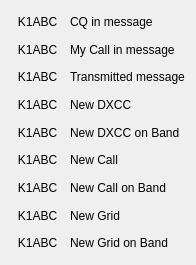
Old version of the form colorhighlighting.ui in the repository saitohirga/WSJT-X.
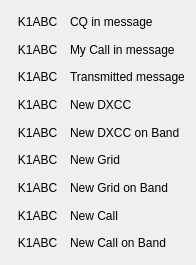
New version of the form.

```diff
--- a/colorhighlighting.ui
+++ b/colorhighlighting.ui
@@ -102,6 +102,26 @@
       </widget>
      </item>
      <item row="5" column="0">
+      <widget class="QLabel" name="label_15">
+       <property name="text">
+        <string>K1ABC</string>
+       </property>
+       <property name="alignment">
+        <set>Qt::AlignCenter</set>
+       </property>
+      </widget>
+     </item>
+     <item row="6" column="0">
+      <widget class="QLabel" name="label_17">
+       <property name="text">
+        <string>K1ABC</string>
+       </property>
+       <property name="alignment">
+        <set>Qt::AlignCenter</set>
+       </property>
+      </widget>
+     </item>
+     <item row="7" column="0">
       <widget class="QLabel" name="label_11">
        <property name="text">
         <string>K1ABC</string>
@@ -111,58 +131,38 @@
        </property>
       </widget>
      </item>
-     <item row="5" column="1">
+     <item row="8" column="0">
+      <widget class="QLabel" name="label_13">
+       <property name="text">
+        <string>K1ABC</string>
+       </property>
+       <property name="alignment">
+        <set>Qt::AlignCenter</set>
+       </property>
+      </widget>
+     </item>
+     <item row="7" column="1">
       <widget class="QLabel" name="label_12">
        <property name="text">
         <string>New Call</string>
        </property>
       </widget>
      </item>
-     <item row="6" column="0">
-      <widget class="QLabel" name="label_13">
-       <property name="text">
-        <string>K1ABC</string>
-       </property>
-       <property name="alignment">
-        <set>Qt::AlignCenter</set>
-       </property>
-      </widget>
-     </item>
-     <item row="6" column="1">
+     <item row="8" column="1">
       <widget class="QLabel" name="label_14">
        <property name="text">
         <string>New Call on Band</string>
        </property>
       </widget>
      </item>
-     <item row="7" column="0">
-      <widget class="QLabel" name="label_15">
-       <property name="text">
-        <string>K1ABC</string>
-       </property>
-       <property name="alignment">
-        <set>Qt::AlignCenter</set>
-       </property>
-      </widget>
-     </item>
-     <item row="7" column="1">
+     <item row="5" column="1">
       <widget class="QLabel" name="label_16">
        <property name="text">
         <string>New Grid</string>
        </property>
       </widget>
      </item>
-     <item row="8" column="0">
-      <widget class="QLabel" name="label_17">
-       <property name="text">
-        <string>K1ABC</string>
-       </property>
-       <property name="alignment">
-        <set>Qt::AlignCenter</set>
-       </property>
-      </widget>
-     </item>
-     <item row="8" column="1">
+     <item row="6" column="1">
       <widget class="QLabel" name="label_18">
        <property name="text">
         <string>New Grid on Band</string>
```
Left out of the diff: 170 changed lines with no effect on the pictures.
